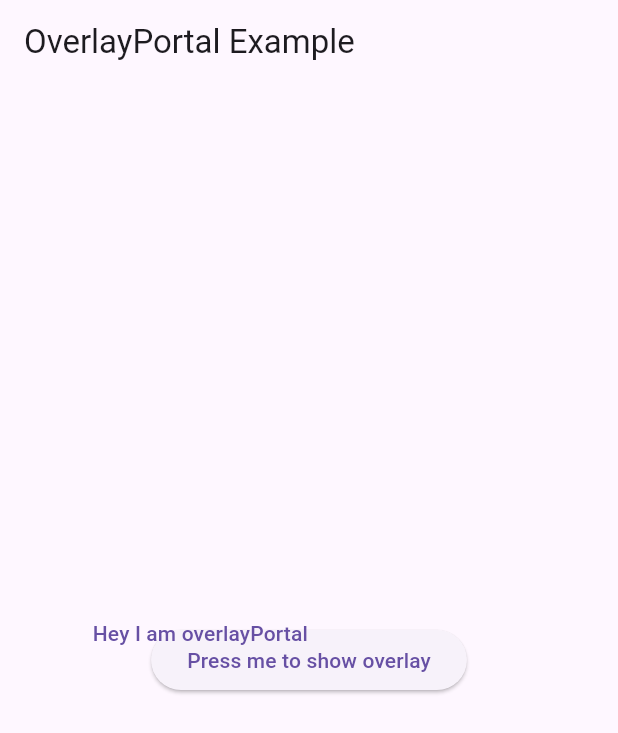
After one commit to Akshya107/flutter_basic_widget_ak, a Flutter app: the OverlayPortalExample screen opened directly, after a tap on "Press me to show overlay", on a phone screen of 412 x 824 dp. The commit adds this screen. Shown: the top 733 px of the screen. Run offline on Flutter 3.47's test engine with Material 3 defaults, Android fonts, the phone set to English and light mode, and no system bars.

Commit message:
OverlayPortal

```diff
--- a/lib/main.dart
+++ b/lib/main.dart
@@ -2,6 +2,7 @@ import 'package:flutter/material.dart';
 import 'package:flutter_basic_widget_ak/dropdown_menu/dropdown_menu_example.dart';
 import 'package:flutter_basic_widget_ak/isolates/isolate_run_example.dart';
 import 'package:flutter_basic_widget_ak/isolates/isolate_spawn_example.dart';
+import 'package:flutter_basic_widget_ak/overlay_portal/overlay_portal_example.dart';
 import 'package:flutter_basic_widget_ak/segmented_button/segmented_button_example.dart';
 import 'package:flutter_basic_widget_ak/tween/tween_example.dart';
 
@@ -23,6 +24,9 @@ void main() {
     case 'DropdownMenu':
       runApp(const MyApp(home: DropdownMenuExample()));
       break;
+    case 'OverlayPortal':
+      runApp(const MyApp(home: OverlayPortalExample()));
+      break;
     default:
       print('Invalid example name provided. Running Tween by default.');
       runApp(const MyApp(home: TweenExample()));
--- /dev/null
+++ b/lib/overlay_portal/notes.txt
@@ -0,0 +1,19 @@
+OverlayPortal:
+
+Generally child widget is positioned to it's parent but sometime we want logically related to it's
+parents but visually separate like tool-tip or floating menu. so in that case we use Overlay Portal.
+
+OverlayPortal is a widget that allow us to paint a widget anywhere on the screen on top of a widgets.
+Add an overlay by passing OverlayPortal widget as child to the widgets that's associated with it's like Icon, Button.
+
+Example:
+
+
+ElevatedButton(   //this is our widget on which we want an OverlayPortal that's why we passing OverlayPortal as child to this button
+    child: OverlayPortal(
+        controller : overlayController // provide a controller to toggle this overlay
+        overlayChildBuilder: (BuildContext context){
+                     return Text("This is an overlay");
+            }
+        )
+    )
--- /dev/null
+++ b/lib/overlay_portal/overlay_portal_example.dart
@@ -0,0 +1,46 @@
+import 'package:flutter/material.dart';
+
+class OverlayPortalExample extends StatefulWidget {
+  const OverlayPortalExample({super.key});
+
+  @override
+  State<OverlayPortalExample> createState() => _OverlayPortalExampleState();
+}
+
+class _OverlayPortalExampleState extends State<OverlayPortalExample> {
+  final OverlayPortalController _controller = OverlayPortalController();
+
+  @override
+  Widget build(BuildContext context) {
+    Size size = MediaQuery.of(context).size;
+    double height = size.height;
+    double width = size.width;
+    return Scaffold(
+      appBar: AppBar(
+        title: const Text("OverlayPortal Example"),
+      ),
+      body: Center(
+        child: ElevatedButton(
+          onPressed: () async {
+            if (_controller.isShowing) {
+              _controller.hide();
+            } else {
+              _controller.show();
+            }
+          },
+          child: OverlayPortal(
+            controller: _controller,
+            overlayChildBuilder: (BuildContext context) {
+              return Positioned(
+                top: height * 0.5,
+                left: width * 0.15,
+                child: const Text("Hey I am overlayPortal"),
+              );
+            },
+            child: const Text("Press me to show overlay"),
+          ),
+        ),
+      ),
+    );
+  }
+}
```
Also changed, not shown: 1 other file.
